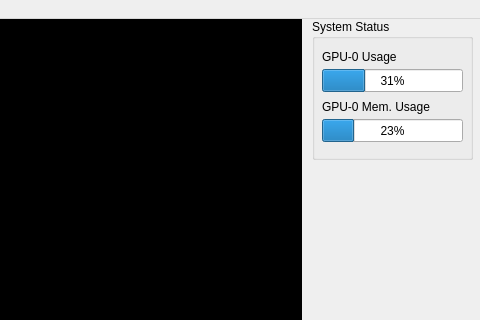
Old version of the form gui.ui in the repository elecun/flame-avsim-cam; both pictures show x 988 to 1468 and y 0 to 320 of the 1468 by 807 pixel window.
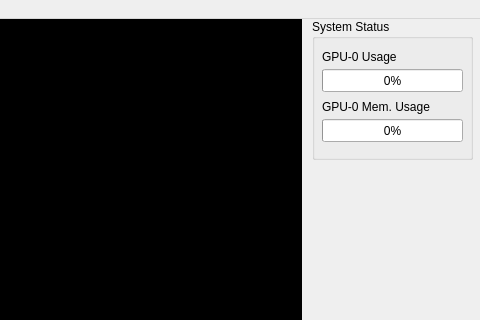
New version of the form. Icons and pictures are not drawn.

```diff
--- a/gui.ui
+++ b/gui.ui
@@ -115,7 +115,7 @@
       </rect>
      </property>
      <property name="value">
-      <number>31</number>
+      <number>0</number>
      </property>
     </widget>
     <widget class="QLabel" name="label">
@@ -154,7 +154,7 @@
       </rect>
      </property>
      <property name="value">
-      <number>23</number>
+      <number>0</number>
      </property>
     </widget>
    </widget>
```
